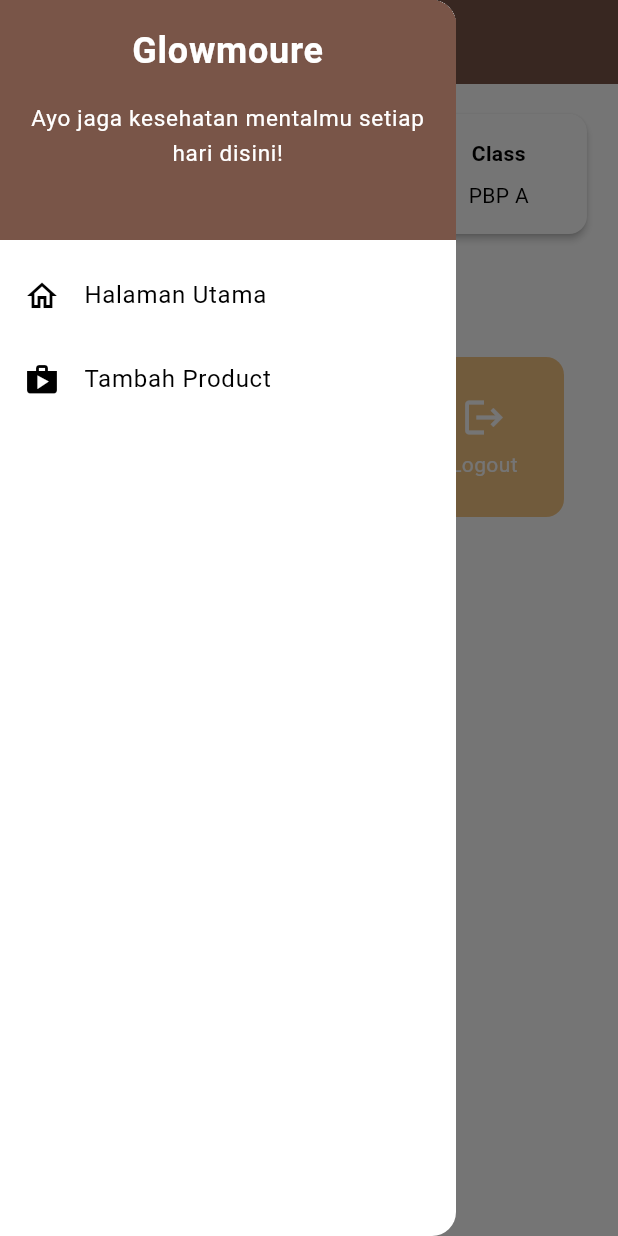
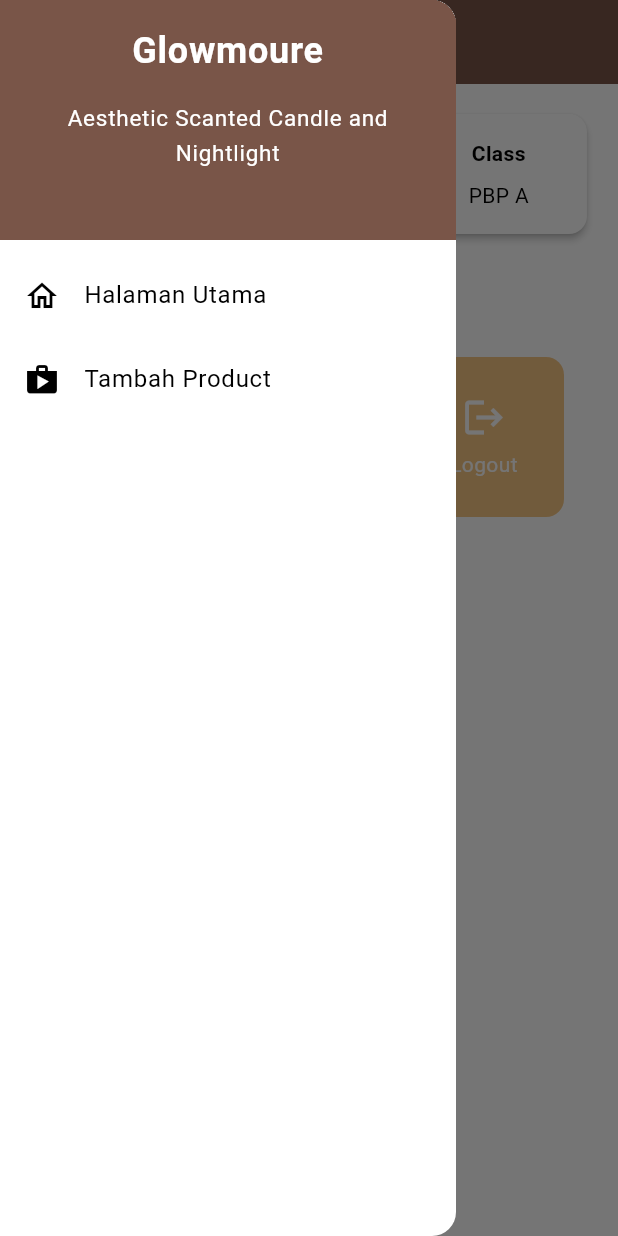
Before and after one commit to kadeksavitri/glowmoure-mobile, a Flutter app: the screen it shows after launch, with the side drawer open, on a phone screen of 412 x 824 dp. Run offline on Flutter 3.47's test engine with Material 3 defaults, Android fonts, the phone set to English and light mode, and no system bars.

Commit message:
done tugas 8

```diff
--- a/lib/widgets/left_drawer.dart
+++ b/lib/widgets/left_drawer.dart
@@ -27,7 +27,7 @@ class LeftDrawer extends StatelessWidget {
                     ),
                     Padding(padding: EdgeInsets.all(8)),
                     Text(
-                      "Ayo jaga kesehatan mentalmu setiap hari disini!",
+                      "Aesthetic Scanted Candle and Nightlight",
                       textAlign: TextAlign.center,
                       style: TextStyle(
                       fontSize: 15,
```
